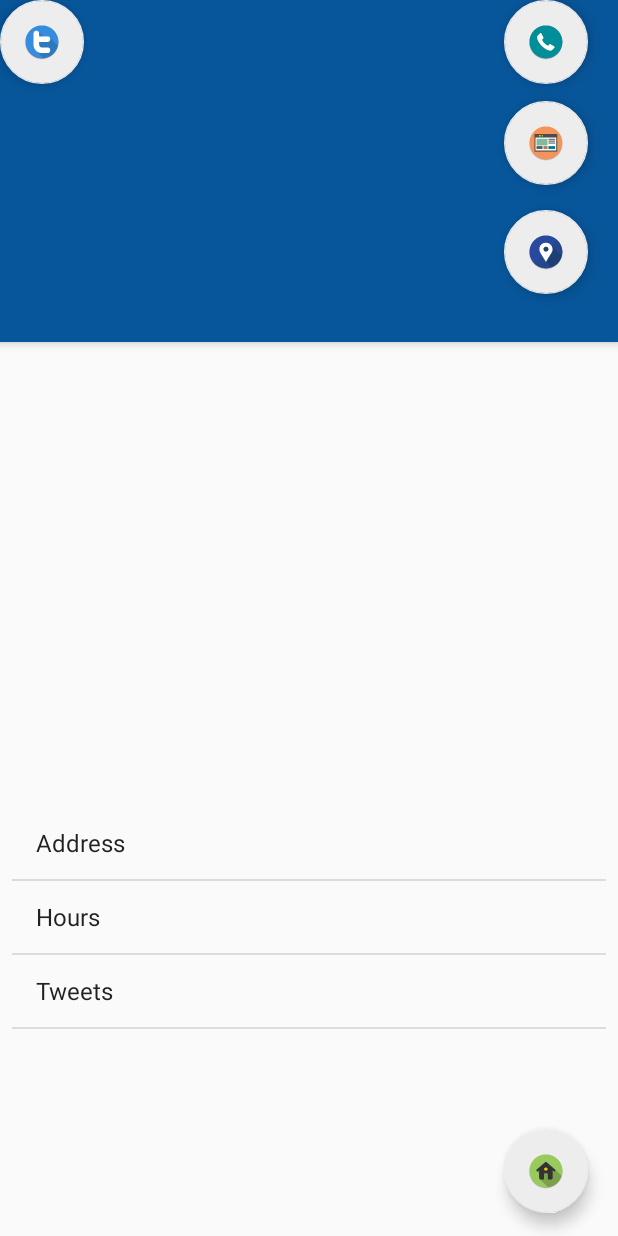
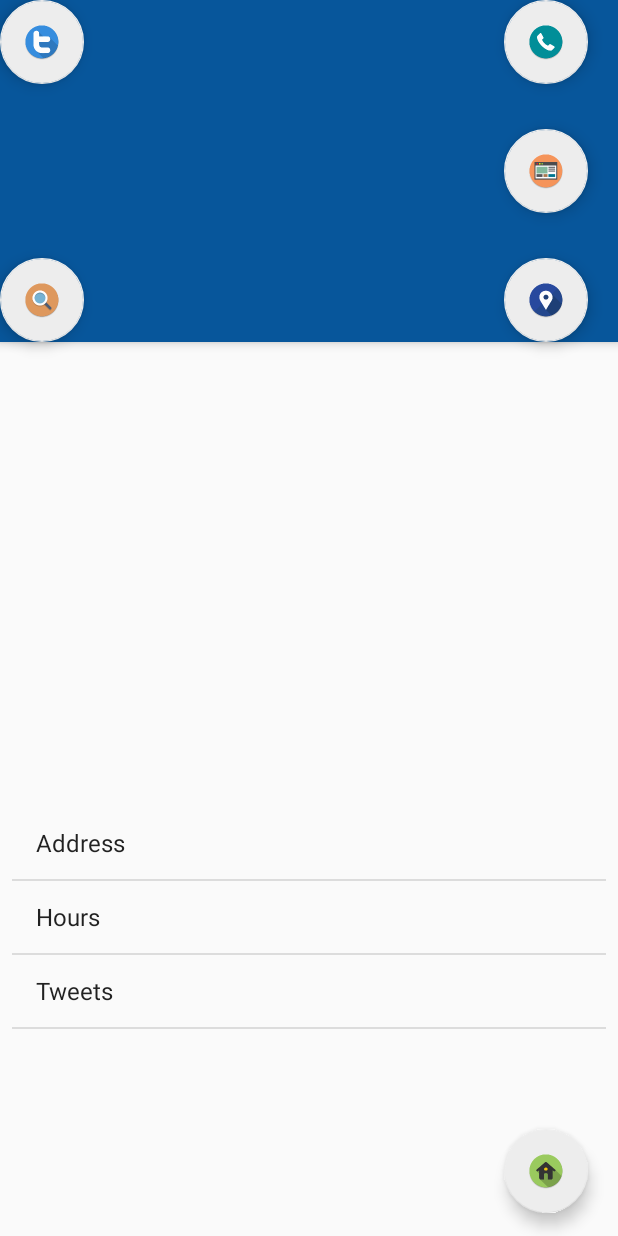
Before and after one commit to kakucd/BirdFeed-App, an Android app: the Display screen opened directly, with no data from a screen before it, on a phone screen of 412 x 824 dp. Run offline under Robolectric (Android 15) with nearby library versions, the phone set to English and light mode, and no system bars; our stand-ins replace Firebase (no records; nobody signed in at launch, a user with empty details on screens opened directly); libraries missing offline, so code that uses them is left out: com.twitter.sdk; 2 statements that could not run were skipped.

Commit message:
Created timeline button on Info Screen

```diff
--- a/app/src/main/AndroidManifest.xml
+++ b/app/src/main/AndroidManifest.xml
@@ -43,7 +43,11 @@
         <activity
             android:name=".Filter"
             android:label="@string/title_activity_filter"
-            android:theme="@style/AppTheme.NoActionBar"></activity>
+            android:theme="@style/AppTheme.NoActionBar"/>
+        <activity
+            android:name=".TimelineActivity"
+            android:label="TimelineActivity"
+            android:theme="@style/AppTheme.NoActionBar"/>
         <meta-data
             android:name="io.fabric.ApiKey"
             android:value="8f8da37cdba60844cf92a68b39b374cb0e0b1e8e" />
--- a/app/src/main/java/com/httpstwitter/birdfeed/Display.java
+++ b/app/src/main/java/com/httpstwitter/birdfeed/Display.java
@@ -36,11 +36,11 @@ import java.util.ArrayList;
 public class Display extends AppCompatActivity implements GoogleApiClient.ConnectionCallbacks {
 
     static private ArrayList<String> master = new ArrayList<>();
-    private String item, address, tags, phone, website, image;
+    private String item, address, tags, phone, website, image, handle;
     private GoogleApiClient mGoogleApiClient;
     private int i = 0;
     private String mLatitudeText, mLongitudeText;
-    private FloatingActionButton fab, call, web, tweet;
+    private FloatingActionButton fab, call, web, tweet, timeline;
     private ImageView imageView;
     private FirebaseDatabase mdatabase;
 
@@ -93,6 +93,8 @@ public class Display extends AppCompatActivity implements GoogleApiClient.Connec
         for (int i = 0; i < tweets.size(); i++) {
             master.add(tweets.get(i));
         }
+
+        handle = getIntent().getStringExtra("handle");
 
         TextView textView = (TextView) findViewById(R.id.title);
         textView.setText(item);
@@ -176,8 +178,18 @@ public class Display extends AppCompatActivity implements GoogleApiClient.Connec
                         .getActiveSession();
                 final Intent intent = new ComposerActivity.Builder(Display.this)
                         .session(session)
-                        .hashtags("#birdfeed")
+                        .hashtags("#" + handle)
                         .createIntent();
+                startActivity(intent);
+            }
+        });
+
+        timeline = (FloatingActionButton) findViewById(R.id.timeline);
+        timeline.setOnClickListener(new View.OnClickListener() {
+            @Override
+            public void onClick(View view) {
+                Intent intent = new Intent(Display.this, TimelineActivity.class);
+                intent.putExtra("handle", handle);
                 startActivity(intent);
             }
         });
@@ -286,4 +298,5 @@ public class Display extends AppCompatActivity implements GoogleApiClient.Connec
         Intent intent = new Intent(this, Menu.class);
         startActivity(intent);
     }
+
 }
--- a/app/src/main/res/layout/activity_display.xml
+++ b/app/src/main/res/layout/activity_display.xml
@@ -39,36 +39,6 @@
         </android.support.v7.widget.Toolbar>
 
     </android.support.design.widget.AppBarLayout>
-
-    <android.support.design.widget.FloatingActionButton
-        android:id="@+id/fab"
-        android:layout_width="wrap_content"
-        android:layout_height="wrap_content"
-        android:layout_gravity="center_vertical|left"
-        android:layout_marginRight="20dp"
-        android:layout_marginTop="140dp"
-        android:clickable="true"
-        android:scaleType="center"
-        android:src="@mipmap/ic_map_launcher"
-        app:backgroundTint="@color/colorbkgd"
-        app:fabSize="normal"
-        app:layout_anchor="@+id/appBarLayout"
-        app:layout_anchorGravity="center_vertical|right" />
-
-    <android.support.design.widget.FloatingActionButton
-        android:id="@+id/web"
-        android:layout_width="wrap_content"
-        android:layout_height="wrap_content"
-        android:layout_gravity="top|left"
-        android:layout_marginRight="20dp"
-        android:layout_marginTop="67dp"
-        android:clickable="true"
-        android:scaleType="center"
-        android:src="@mipmap/ic_website_launcher"
-        app:fabSize="normal"
-        app:backgroundTint="@color/colorbkgd"
-        app:layout_anchor="@+id/appBarLayout"
-        app:layout_anchorGravity="center_vertical|right" />
 
     <android.support.design.widget.FloatingActionButton
         android:id="@+id/call"
@@ -123,4 +93,48 @@
         app:fabSize="normal"
         app:layout_anchor="@+id/appBarLayout" />
 
+    <android.support.design.widget.FloatingActionButton
+        android:id="@+id/timeline"
+        android:layout_width="71dp"
+        android:layout_height="wrap_content"
+        android:layout_gravity="top|right"
+        android:layout_marginRight="20dp"
+        android:clickable="true"
+        android:scaleType="center"
+        android:src="@mipmap/ic_search_launcher"
+        app:backgroundTint="@color/colorbkgd"
+        app:fabSize="normal"
+        app:layout_anchor="@+id/appBarLayout"
+        app:layout_anchorGravity="bottom|left" />
+
+    <android.support.design.widget.FloatingActionButton
+        android:id="@+id/fab"
+        android:layout_width="wrap_content"
+        android:layout_height="wrap_content"
+        android:layout_gravity="top|left"
+        android:layout_marginRight="20dp"
+        android:layout_marginTop="140dp"
+        android:clickable="true"
+        android:scaleType="center"
+        android:src="@mipmap/ic_map_launcher"
+        app:backgroundTint="@color/colorbkgd"
+        app:fabSize="normal"
+        app:layout_anchor="@+id/appBarLayout"
+        app:layout_anchorGravity="bottom|right" />
+
+    <android.support.design.widget.FloatingActionButton
+        android:id="@+id/web"
+        android:layout_width="wrap_content"
+        android:layout_height="wrap_content"
+        android:layout_gravity="center_vertical|left"
+        android:layout_marginRight="20dp"
+        android:layout_marginTop="67dp"
+        android:clickable="true"
+        android:scaleType="center"
+        android:src="@mipmap/ic_website_launcher"
+        app:backgroundTint="@color/colorbkgd"
+        app:fabSize="normal"
+        app:layout_anchor="@+id/appBarLayout"
+        app:layout_anchorGravity="center_vertical|right" />
+
 </android.support.design.widget.CoordinatorLayout>
```
Also changed, not shown: app/src/main/java/com/httpstwitter/birdfeed/Search.java (+29 -1 lines), app/src/main/java/com/httpstwitter/birdfeed/TimelineActivity.java (added, +38 -0 lines), app/src/main/res/layout/timeline.xml (added, +20 -0 lines).
